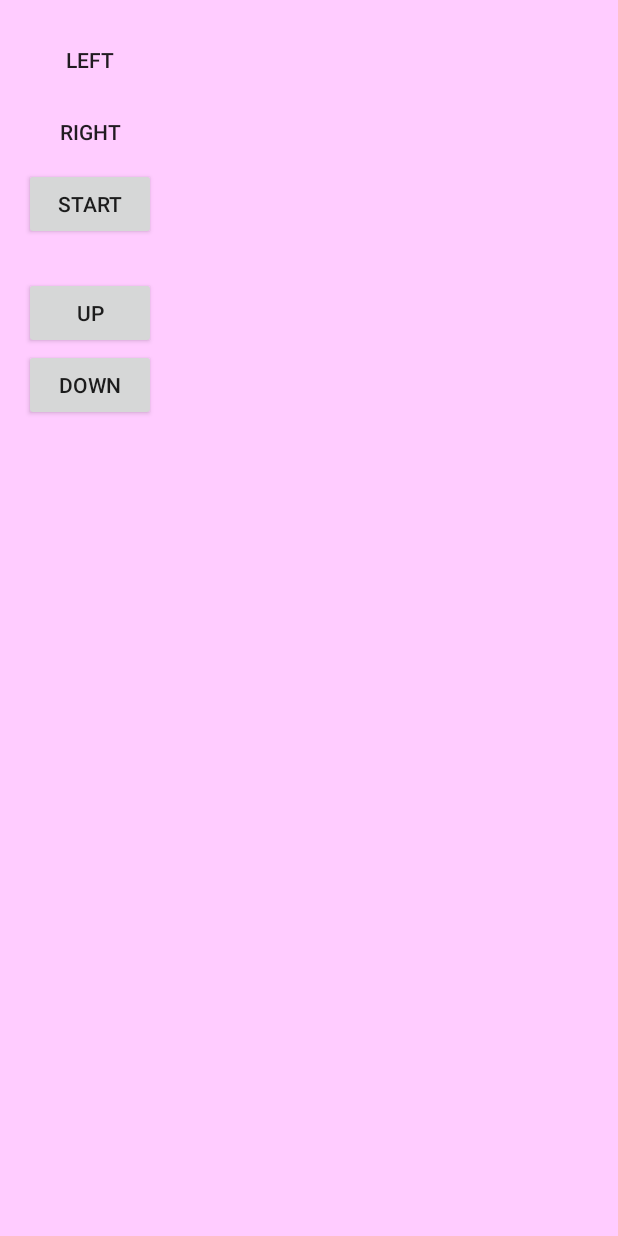
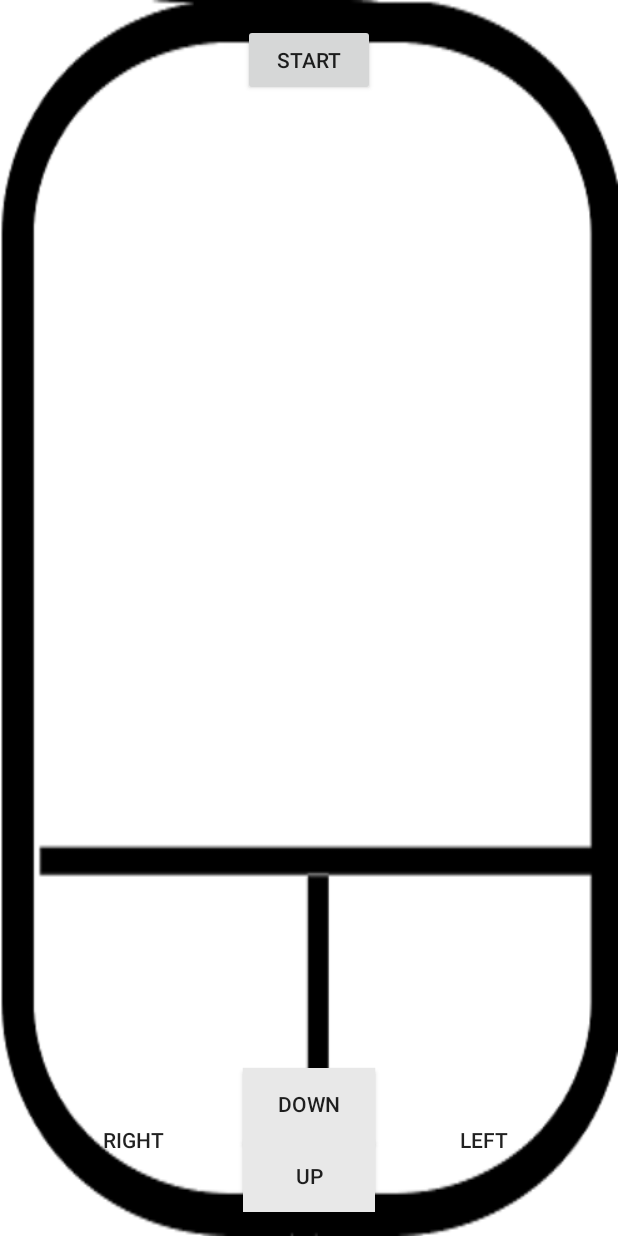
Before and after one commit to ahss8282/project2, an Android app: the MouseActivity screen opened directly, with no data from a screen before it, on a phone screen of 412 x 824 dp. Run offline under Robolectric (Android 15) with nearby library versions, the phone set to English and light mode, and no system bars; 13 statements that could not run were skipped.

Commit message:
이미지 추가

```diff
--- a/app/src/main/java/org/androidtown/bluetoothtest2/Activities/MouseActivity.java
+++ b/app/src/main/java/org/androidtown/bluetoothtest2/Activities/MouseActivity.java
@@ -12,7 +12,6 @@ import android.os.Bundle;
 import android.util.Log;
 import android.view.View;
 import android.widget.Button;
-import android.widget.TextView;
 import android.widget.Toast;
 
 import org.androidtown.bluetoothtest2.BtAsyncTask;
@@ -51,9 +50,11 @@ public class MouseActivity extends Activity implements SensorEventListener {
     private static final int DATA_Y = 1;
     private static final int DATA_Z = 2;
 
+    private String sensormessage;
+
     private SensorManager sensorManager;
     private Sensor accelerormeterSensor;
-    private TextView sensorText;
+    //private TextView sensorText;
     private boolean bool = false;
     private boolean startBool = false;
     /****sensor variable****/
@@ -75,7 +76,7 @@ public class MouseActivity extends Activity implements SensorEventListener {
         btAdapter = BluetoothAdapter.getDefaultAdapter();
 
         //레이아웃 관련 설정
-        sensorText = (TextView)findViewById(R.id.sensorText);
+        //sensorText = (TextView)findViewById(R.id.sensorText);
         leftBtn = (Button)findViewById(R.id.leftBtn);
         rightBtn = (Button)findViewById(R.id.rightBtn);
         upWheelBtn = (Button)findViewById(R.id.upBtn);
@@ -230,9 +231,10 @@ public class MouseActivity extends Activity implements SensorEventListener {
                 lastY = event.values[DATA_Y];
                 //lastZ = event.values[DATA_Z];
                 //sensorText.setText(String.valueOf(event.values[0]) + "," + String.valueOf(event.values[1]) + "," + String.valueOf(event.values[2]));
-                sensorText.setText(String.valueOf(event.values[0]) + "," + String.valueOf(event.values[1] + ","));
+                //sensorText.setText(String.valueOf(event.values[0]) + "," + String.valueOf(event.values[1] + ","));
+                sensormessage = String.valueOf(event.values[0]) + "," + String.valueOf(event.values[1] + ",");
                 if (btAsyncTask != null && flag == 1){
-                    btAsyncTask.sendCommand(sensorText.getText().toString());
+                    btAsyncTask.sendCommand(sensormessage);
                 }
             }
         }
--- a/app/src/main/res/layout/activity_mouse.xml
+++ b/app/src/main/res/layout/activity_mouse.xml
@@ -9,56 +9,68 @@
     android:paddingTop="@dimen/activity_vertical_margin"
     tools:context=".Activities.MouseActivity"
     android:weightSum="1"
-    android:background="#FFCCFF">
+    android:background="@drawable/mouse">
 
-<LinearLayout
+<RelativeLayout
     android:layout_width="match_parent"
-    android:layout_height="wrap_content"
+    android:layout_height="match_parent"
     android:orientation="vertical"
 
     >
 
 
     <Button
-        android:background="#FFCCFF"
+        android:background="#e8e8e8"
         android:layout_width="wrap_content"
         android:layout_height="wrap_content"
         android:text="LEFT"
-        android:id="@+id/leftBtn" />
+        android:id="@+id/leftBtn"
+        android:layout_alignTop="@+id/downBtn"
+        android:layout_toRightOf="@+id/upBtn"
+        android:layout_alignParentBottom="true"
+        android:layout_alignParentRight="true"
+        android:layout_alignParentEnd="true" />
 
     <Button
-        android:background="#FFCCFF"
+        android:background="#e8e8e8"
         android:layout_width="wrap_content"
         android:layout_height="wrap_content"
         android:text="RIGHT"
-        android:id="@+id/rightBtn" />
+        android:id="@+id/rightBtn"
+        android:layout_alignTop="@+id/leftBtn"
+        android:layout_alignParentLeft="true"
+        android:layout_alignParentStart="true"
+        android:layout_alignParentBottom="true"
+        android:layout_toLeftOf="@+id/upBtn"
+        android:layout_toStartOf="@+id/upBtn" />
 
     <Button
         android:layout_width="wrap_content"
         android:layout_height="wrap_content"
         android:text="Start"
-        android:id="@+id/startButton" />
-
-    <TextView
-        android:layout_width="wrap_content"
-        android:layout_height="wrap_content"
-        android:textAppearance="?android:attr/textAppearanceMedium"
-        android:text=""
-        android:id="@+id/sensorText"
-        android:layout_gravity="bottom" />
+        android:id="@+id/startButton"
+        android:layout_alignParentTop="true"
+        android:layout_centerHorizontal="true" />
 
     <Button
         android:layout_width="wrap_content"
         android:layout_height="wrap_content"
         android:text="up"
-        android:id="@+id/upBtn" />
+        android:id="@+id/upBtn"
+        android:background="#e8e8e8"
+        android:layout_alignParentBottom="true"
+        android:layout_alignLeft="@+id/startButton"
+        android:layout_alignStart="@+id/startButton" />
 
     <Button
         android:layout_width="wrap_content"
         android:layout_height="wrap_content"
         android:text="down"
-        android:id="@+id/downBtn" />
+        android:id="@+id/downBtn"
+        android:background="#e8e8e8"
+        android:layout_above="@+id/upBtn"
+        android:layout_alignLeft="@+id/startButton" />
+
+</RelativeLayout>
 
 </LinearLayout>
-
-</LinearLayout>
```
Also changed, not shown: app/src/main/res/drawable/lbutton.png (added), app/src/main/res/drawable/mouse.png (added), app/src/main/res/drawable/rbutton.png (added).
